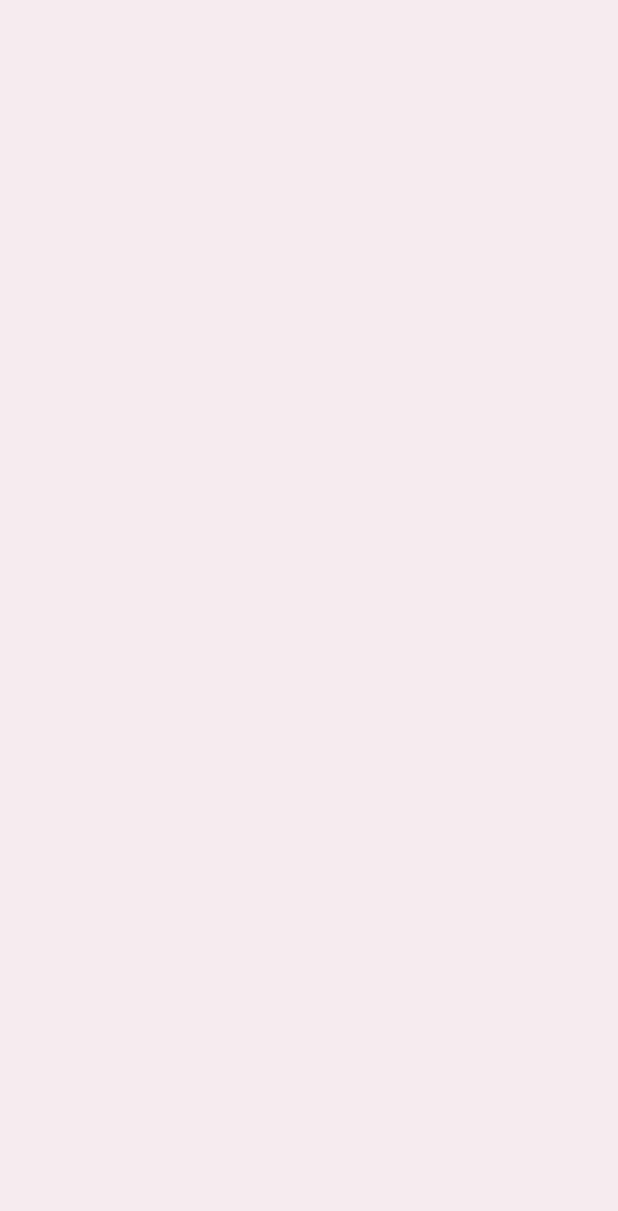
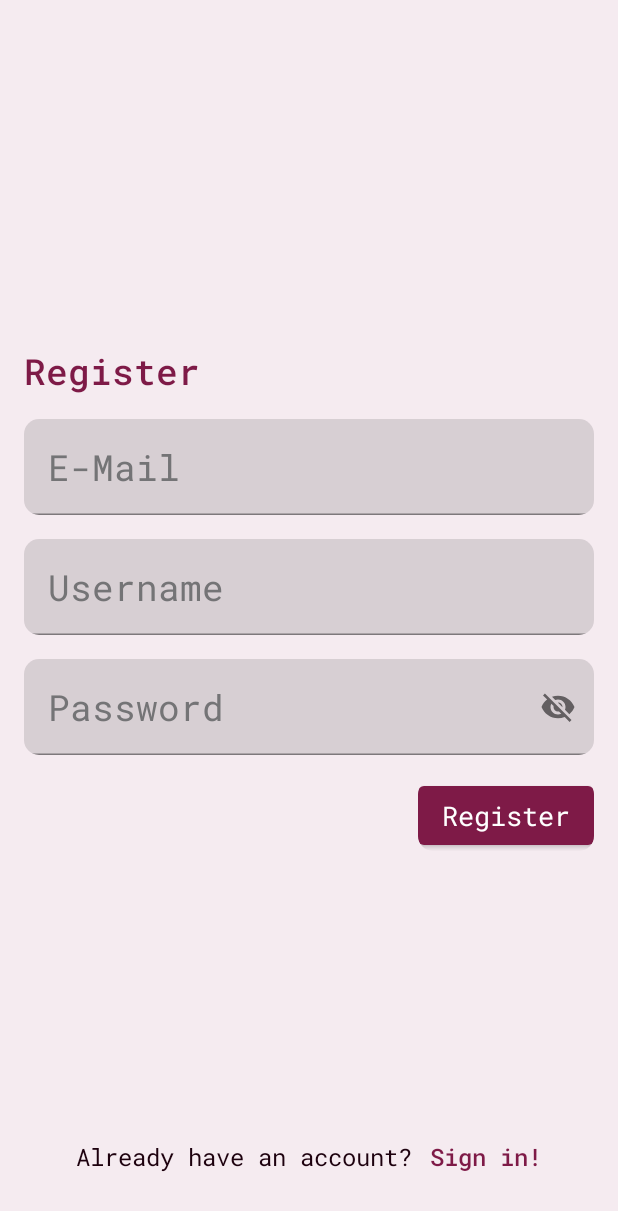
Before and after one commit to HoracekPetr/Kolejka, an Android app built with Jetpack Compose: the RegisterScreen screen opened through its navigation route, on a phone screen of 412 x 824 dp. Before the commit the part shown is empty. Shown: the top 1211 px of the screen. Run offline under Robolectric (Android 15) with nearby library versions, the light colour scheme and no system bars; our stand-ins replace Dagger/Hilt's generated code.

Commit message:
Přidán Register Screen, kontrola registrovaného emailu.

```diff
--- a/app/src/main/java/com/example/kolejka/view/theme/Dimensions.kt
+++ b/app/src/main/java/com/example/kolejka/view/theme/Dimensions.kt
@@ -5,7 +5,7 @@ import androidx.compose.ui.unit.dp
 val PaddingSmall = 8.dp
 val PaddingMedium = 16.dp
 val PaddingLarge = 24.dp
-val PaddingExtraLarge = 48.dp
+val PaddingExtraLarge = 42.dp
 
 val Space8 = 8.dp
 val Space12 = 12.dp
--- a/app/src/main/java/com/example/kolejka/view/theme/Type.kt
+++ b/app/src/main/java/com/example/kolejka/view/theme/Type.kt
@@ -53,5 +53,10 @@ val Typography = Typography(
         fontFamily = roboto_mono,
         fontWeight = FontWeight.Medium,
         fontSize = 16.sp
+    ),
+    caption = TextStyle(
+        fontFamily = roboto_mono,
+        fontWeight = FontWeight.Normal,
+        fontSize = 14.sp
     )
 )
--- /dev/null
+++ b/app/src/main/java/com/example/kolejka/view/ui/components/EmailTextField.kt
@@ -0,0 +1,55 @@
+package com.example.kolejka.view.ui.components
+
+import androidx.compose.foundation.layout.Column
+import androidx.compose.foundation.layout.fillMaxWidth
+import androidx.compose.foundation.layout.padding
+import androidx.compose.foundation.shape.RoundedCornerShape
+import androidx.compose.foundation.text.KeyboardOptions
+import androidx.compose.material.MaterialTheme
+import androidx.compose.material.Text
+import androidx.compose.material.TextField
+import androidx.compose.runtime.Composable
+import androidx.compose.ui.Modifier
+import androidx.compose.ui.draw.clip
+import androidx.compose.ui.text.input.KeyboardType
+import androidx.compose.ui.unit.dp
+import com.example.kolejka.view.theme.DarkGray
+import com.example.kolejka.view.theme.PaddingMedium
+import com.example.kolejka.view.theme.PaddingSmall
+import com.example.kolejka.view.theme.Typography
+
+@Composable
+fun EmailTextField(
+    text: String,
+    hint: String,
+    onTextChanged: (String) -> Unit,
+    isIncorrectEmail: Boolean
+) {
+    Column() {
+        TextField(
+            value = text,
+            textStyle = MaterialTheme.typography.h2,
+            onValueChange = onTextChanged,
+            placeholder = {
+                Text(text = hint, style = MaterialTheme.typography.h2, color = DarkGray)
+            },
+            singleLine = true,
+            isError = isIncorrectEmail,
+            maxLines = 1,
+            keyboardOptions = KeyboardOptions(keyboardType = KeyboardType.Email),
+            modifier = Modifier
+                .clip(RoundedCornerShape(10.dp))
+                .fillMaxWidth()
+        )
+        if (isIncorrectEmail) {
+            Text(
+                text = "Je třeba použít TUL email!",
+                color = MaterialTheme.colors.error,
+                style = Typography.caption,
+                modifier = Modifier.padding(
+                    PaddingSmall
+                )
+            )
+        }
+    }
+}
--- a/app/src/main/java/com/example/kolejka/view/ui/screens/login_screen/LoginScreen.kt
+++ b/app/src/main/java/com/example/kolejka/view/ui/screens/login_screen/LoginScreen.kt
@@ -1,7 +1,5 @@
 package com.example.kolejka.view.ui.screens.login_screen
 
-import androidx.compose.foundation.background
-import androidx.compose.foundation.border
 import androidx.compose.foundation.clickable
 import androidx.compose.foundation.interaction.MutableInteractionSource
 import androidx.compose.foundation.layout.*
@@ -14,7 +12,6 @@ import androidx.compose.runtime.remember
 import androidx.compose.ui.Alignment
 import androidx.compose.ui.Modifier
 import androidx.compose.ui.draw.clip
-import androidx.compose.ui.graphics.Color
 import androidx.compose.ui.platform.LocalFocusManager
 import androidx.compose.ui.res.stringResource
 import androidx.compose.ui.unit.dp
@@ -38,11 +35,15 @@ fun LoginScreen(viewModel: LoginScreenViewModel = hiltViewModel(), navController
     Box(
         modifier = Modifier
             .fillMaxSize()
+            .clickable(
+                interactionSource = interactionSource,
+                indication = null
+            ) { localFocusManager.clearFocus() }
             .padding(
                 start = PaddingMedium,
                 end = PaddingMedium,
                 top = PaddingMedium,
-                bottom = PaddingLarge
+                bottom = PaddingExtraLarge
             )
     ) {
         Column(
@@ -50,12 +51,6 @@ fun LoginScreen(viewModel: LoginScreenViewModel = hiltViewModel(), navController
             modifier = Modifier
                 .fillMaxSize()
                 .align(Alignment.Center)
-                .clickable(
-                    interactionSource = interactionSource,
-                    indication = null
-                ) { localFocusManager.clearFocus() },
-/*            horizontalAlignment = Alignment.Start,
-            verticalArrangement = Arrangement.Center*/
         )
         {
             Text(
@@ -67,16 +62,16 @@ fun LoginScreen(viewModel: LoginScreenViewModel = hiltViewModel(), navController
             Spacer(modifier = Modifier.size(Space16))
 
             StandardTextField(
-                text = viewModel.usernameText.value,
+                text = viewModel.username.value,
                 hint = stringResource(R.string.username),
-                onTextChanged = { viewModel.setUsernameText(it) })
+                onTextChanged = { viewModel.setUsername(it) })
 
             Spacer(modifier = Modifier.size(Space16))
 
             PasswordTextField(
-                text = viewModel.passwordText.value,
+                text = viewModel.password.value,
                 hint = stringResource(R.string.password),
-                onTextChanged = { viewModel.setPasswordText(it) },
+                onTextChanged = { viewModel.setPassword(it) },
                 isPasswordVisible = viewModel.passwordVisibility.value
             ) {
                 viewModel.setPasswordVisibility()
@@ -85,7 +80,7 @@ fun LoginScreen(viewModel: LoginScreenViewModel = hiltViewModel(), navController
             Spacer(modifier = Modifier.size(Space16))
 
             Button(
-                onClick = { /*TODO*/ },
+                onClick = {},
                 modifier = Modifier
                     .align(Alignment.End)
                     .clip(
@@ -99,15 +94,23 @@ fun LoginScreen(viewModel: LoginScreenViewModel = hiltViewModel(), navController
         Row(
             modifier = Modifier.align(Alignment.BottomCenter)
         ) {
-            Text(text = stringResource(R.string.no_account), style = MaterialTheme.typography.subtitle1, color = BlackAccent)
+            Text(
+                text = stringResource(R.string.no_account),
+                style = MaterialTheme.typography.subtitle1,
+                color = BlackAccent
+            )
 
             Spacer(modifier = Modifier.size(Space12))
 
-            Text(text = stringResource(R.string.sign_up), style = Typography.subtitle2, color = DarkPurple, modifier = Modifier.clickable {
-                navController.navigate(
-                    Screen.RegisterScreen.route
-                )
-            })
+            Text(
+                text = stringResource(R.string.sign_up),
+                style = Typography.subtitle2,
+                color = DarkPurple,
+                modifier = Modifier.clickable {
+                    navController.navigate(
+                        Screen.RegisterScreen.route
+                    )
+                })
         }
     }
 }
--- a/app/src/main/java/com/example/kolejka/view/ui/screens/login_screen/LoginScreenViewModel.kt
+++ b/app/src/main/java/com/example/kolejka/view/ui/screens/login_screen/LoginScreenViewModel.kt
@@ -9,21 +9,21 @@ import javax.inject.Inject
 @HiltViewModel
 class LoginScreenViewModel @Inject constructor(): ViewModel() {
 
-    private val _usernameText = mutableStateOf("")
-    val usernameText: State<String> = _usernameText
+    private val _username = mutableStateOf("")
+    val username: State<String> = _username
 
-    private val _passwordText = mutableStateOf("")
-    val passwordText: State<String> = _passwordText
+    private val _password = mutableStateOf("")
+    val password: State<String> = _password
 
     private val _passwordVisibility = mutableStateOf(false)
     val passwordVisibility: State<Boolean> = _passwordVisibility
 
-    fun setUsernameText(username: String){
-        _usernameText.value = username
+    fun setUsername(username: String){
+        _username.value = username
     }
 
-    fun setPasswordText(password: String){
-        _passwordText.value = password
+    fun setPassword(password: String){
+        _password.value = password
     }
 
     fun setPasswordVisibility(){
--- a/app/src/main/java/com/example/kolejka/view/ui/screens/register_screen/RegisterScreen.kt
+++ b/app/src/main/java/com/example/kolejka/view/ui/screens/register_screen/RegisterScreen.kt
@@ -1,8 +1,133 @@
 package com.example.kolejka.view.ui.screens.register_screen
 
+import androidx.compose.foundation.clickable
+import androidx.compose.foundation.interaction.MutableInteractionSource
+import androidx.compose.foundation.layout.*
+import androidx.compose.foundation.shape.RoundedCornerShape
+import androidx.compose.material.Button
+import androidx.compose.material.MaterialTheme
+import androidx.compose.material.Text
 import androidx.compose.runtime.Composable
+import androidx.compose.runtime.remember
+import androidx.compose.ui.Alignment
+import androidx.compose.ui.Modifier
+import androidx.compose.ui.draw.clip
+import androidx.compose.ui.platform.LocalFocusManager
+import androidx.compose.ui.res.stringResource
+import androidx.compose.ui.unit.dp
+import androidx.hilt.navigation.compose.hiltViewModel
+import androidx.navigation.NavController
+import com.example.kolejka.R
+import com.example.kolejka.view.theme.*
+import com.example.kolejka.view.ui.components.EmailTextField
+import com.example.kolejka.view.ui.components.PasswordTextField
+import com.example.kolejka.view.ui.components.StandardTextField
+import com.example.kolejka.view.util.Screen
 
 @Composable
-fun RegisterScreen() {
+fun RegisterScreen(
+    viewModel: RegisterScreenViewModel = hiltViewModel(),
+    navController: NavController
+) {
 
+    val localFocusManager = LocalFocusManager.current
+    val interactionSource = remember { MutableInteractionSource() }
+
+    Box(
+        modifier = Modifier
+            .fillMaxSize()
+            .clickable(
+                interactionSource = interactionSource,
+                indication = null
+            ) { localFocusManager.clearFocus() }
+            .padding(
+                start = PaddingMedium,
+                end = PaddingMedium,
+                top = PaddingMedium,
+                bottom = PaddingExtraLarge
+            )
+    ) {
+        Column(
+            verticalArrangement = Arrangement.Center,
+            modifier = Modifier
+                .fillMaxSize()
+                .align(Alignment.Center)
+        )
+        {
+            Text(
+                text = stringResource(R.string.register),
+                style = MaterialTheme.typography.h1,
+                color = DarkPurple
+            )
+
+            Spacer(modifier = Modifier.size(Space16))
+
+            EmailTextField(
+                text = viewModel.email.value,
+                hint = stringResource(R.string.email),
+                onTextChanged = { viewModel.setEmail(it) },
+                isIncorrectEmail = viewModel.incorrectEmailCheck.value
+            )
+
+            Spacer(modifier = Modifier.size(Space16))
+
+            StandardTextField(
+                text = viewModel.username.value,
+                hint = stringResource(R.string.username),
+                onTextChanged = { viewModel.setUsername(it) })
+
+            Spacer(modifier = Modifier.size(Space16))
+
+            PasswordTextField(
+                text = viewModel.password.value,
+                hint = stringResource(R.string.password),
+                onTextChanged = { viewModel.setPassword(it) },
+                isPasswordVisible = viewModel.passwordVisibility.value
+            ) {
+                viewModel.setPasswordVisibility()
+            }
+
+            Spacer(modifier = Modifier.size(Space16))
+
+            Button(
+                onClick = {
+                    if(viewModel.checkEmailValidity()){
+                        viewModel.setEmailCheck(false)
+                    } else {
+                        viewModel.setEmailCheck(true)
+                    }
+                },
+                modifier = Modifier
+                    .align(Alignment.End)
+                    .clip(
+                        RoundedCornerShape(10.dp)
+                    )
+            ) {
+                Text(text = stringResource(R.string.register), style = MaterialTheme.typography.h3)
+            }
+
+        }
+        Row(
+            modifier = Modifier.align(Alignment.BottomCenter)
+        ) {
+            Text(
+                text = stringResource(R.string.already_have_account),
+                style = MaterialTheme.typography.subtitle1,
+                color = BlackAccent
+            )
+
+            Spacer(modifier = Modifier.size(Space12))
+
+            Text(
+                text = stringResource(R.string.sign_in),
+                style = Typography.subtitle2,
+                color = DarkPurple,
+                modifier = Modifier.clickable {
+                    navController.popBackStack()
+                    navController.navigate(
+                        Screen.LoginScreen.route
+                    )
+                })
+        }
+    }
 }
--- a/app/src/main/java/com/example/kolejka/view/ui/screens/register_screen/RegisterScreenViewModel.kt
+++ b/app/src/main/java/com/example/kolejka/view/ui/screens/register_screen/RegisterScreenViewModel.kt
@@ -1,7 +1,52 @@
 package com.example.kolejka.view.ui.screens.register_screen
 
+import androidx.compose.runtime.State
+import androidx.compose.runtime.mutableStateOf
 import androidx.lifecycle.ViewModel
 import dagger.hilt.android.lifecycle.HiltViewModel
+import javax.inject.Inject
 
-class RegisterScreenViewModel: ViewModel() {
+@HiltViewModel
+class RegisterScreenViewModel @Inject constructor() : ViewModel() {
+
+    private val _email = mutableStateOf("")
+    val email: State<String> = _email
+
+    private val _username = mutableStateOf("")
+    val username: State<String> = _username
+
+    private val _password = mutableStateOf("")
+    val password: State<String> = _password
+
+    private val _passwordVisibility = mutableStateOf(false)
+    val passwordVisibility: State<Boolean> = _passwordVisibility
+
+    private val _incorrectEmailCheck = mutableStateOf(false)
+    val incorrectEmailCheck: State<Boolean> = _incorrectEmailCheck
+
+    //////////////
+
+    fun setEmail(email: String) {
+        _email.value = email
+    }
+
+    fun setUsername(username: String) {
+        _username.value = username
+    }
+
+    fun setPassword(password: String) {
+        _password.value = password
+    }
+
+    fun setPasswordVisibility(){
+        _passwordVisibility.value = !_passwordVisibility.value
+    }
+
+    fun checkEmailValidity(): Boolean{
+        return _email.value.endsWith("tul.cz")
+    }
+
+    fun setEmailCheck(isIncorrect: Boolean){
+        _incorrectEmailCheck.value = isIncorrect
+    }
 }
--- a/app/src/main/java/com/example/kolejka/view/util/Navigation.kt
+++ b/app/src/main/java/com/example/kolejka/view/util/Navigation.kt
@@ -18,7 +18,7 @@ fun Navigation() {
         composable(
             route = Screen.RegisterScreen.route
         ){
-            RegisterScreen()
+            RegisterScreen(navController = navController)
         }
     }
 }
--- a/app/src/main/res/values/strings.xml
+++ b/app/src/main/res/values/strings.xml
@@ -6,4 +6,8 @@
     <string name="password">Password</string>
     <string name="no_account">Don\'t have an account?</string>
     <string name="sign_up">Sign up!</string>
+    <string name="register">Register</string>
+    <string name="already_have_account">Already have an account?</string>
+    <string name="sign_in">Sign in!</string>
+    <string name="email">E-Mail</string>
 </resources>
```
